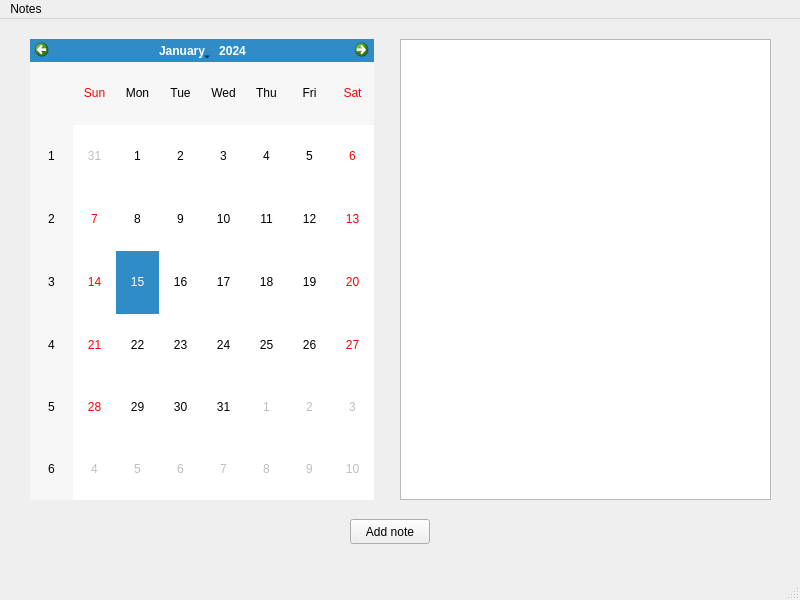
Before: the Qt Designer form GUI/mainwindow.ui in kruasann/spbau_python, drawn with Qt 5.
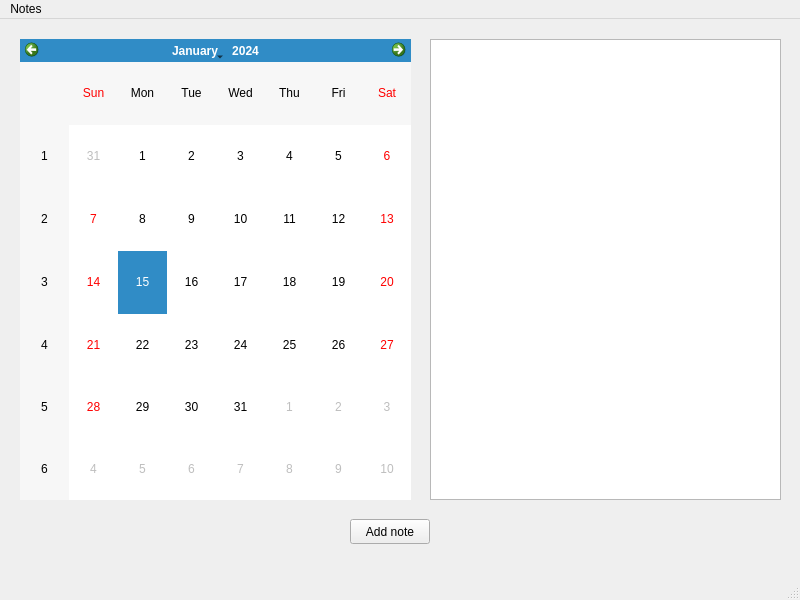
After: the same form once the commit is applied.

Commit message: Added create_py_from_ui.bat, changed main window size

What changed in the file:
```diff
--- a/GUI/mainwindow.ui
+++ b/GUI/mainwindow.ui
@@ -17,22 +17,25 @@
    <widget class="QCalendarWidget" name="MyCalendar">
     <property name="geometry">
      <rect>
-      <x>30</x>
+      <x>20</x>
       <y>20</y>
-      <width>344</width>
+      <width>391</width>
       <height>461</height>
      </rect>
     </property>
     <property name="firstDayOfWeek">
      <enum>Qt::Sunday</enum>
     </property>
+    <property name="verticalHeaderFormat">
+     <enum>QCalendarWidget::ISOWeekNumbers</enum>
+    </property>
    </widget>
    <widget class="QPlainTextEdit" name="NewNote">
     <property name="geometry">
      <rect>
-      <x>400</x>
+      <x>430</x>
       <y>20</y>
-      <width>371</width>
+      <width>351</width>
       <height>461</height>
      </rect>
     </property>
```
The commit also changes 2 other files.
